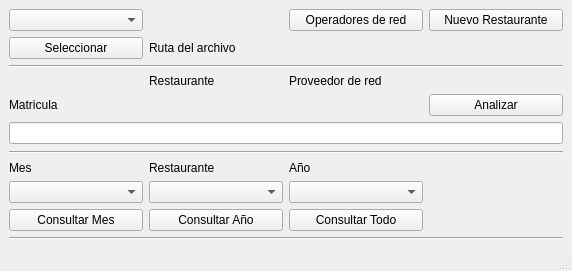
First picture: the form in plantillas/principal.ui, repository JhoanCarvajal/pdf, before the edit.
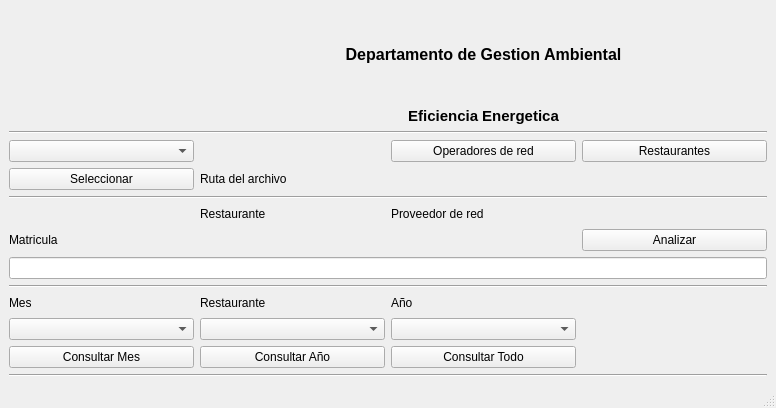
Second picture: the form after the edit. Icons and pictures are not drawn.

Commit message: cree crud para el restaurante y puse on_delete a todos los modelos, tambien agrege id_region al depa

What changed in the file:
```diff
--- a/plantillas/principal.ui
+++ b/plantillas/principal.ui
@@ -6,8 +6,8 @@
    <rect>
     <x>0</x>
     <y>0</y>
-    <width>572</width>
-    <height>271</height>
+    <width>776</width>
+    <height>408</height>
    </rect>
   </property>
   <property name="windowTitle">
@@ -15,160 +15,226 @@
   </property>
   <widget class="QWidget" name="centralwidget">
    <layout class="QGridLayout" name="gridLayout_2">
-    <item row="0" column="0">
+    <item row="1" column="0">
      <layout class="QGridLayout" name="gridLayout">
-      <item row="8" column="1">
-       <widget class="QLabel" name="lb_restaurante">
-        <property name="text">
-         <string>Restaurante</string>
+      <item row="14" column="0" colspan="4">
+       <widget class="Line" name="line_2">
+        <property name="orientation">
+         <enum>Qt::Horizontal</enum>
         </property>
        </widget>
       </item>
-      <item row="1" column="0">
-       <widget class="QPushButton" name="btn_seleccionar">
-        <property name="text">
-         <string>Seleccionar</string>
+      <item row="18" column="0" colspan="4">
+       <widget class="Line" name="line_3">
+        <property name="orientation">
+         <enum>Qt::Horizontal</enum>
         </property>
        </widget>
       </item>
-      <item row="3" column="2">
-       <widget class="QLabel" name="label_2">
-        <property name="text">
-         <string>Proveedor de red</string>
-        </property>
-       </widget>
-      </item>
-      <item row="0" column="3">
-       <widget class="QPushButton" name="btn_nuevo_restaurante">
-        <property name="text">
-         <string>Nuevo Restaurante</string>
-        </property>
-       </widget>
-      </item>
-      <item row="9" column="2">
+      <item row="16" column="2">
        <widget class="QComboBox" name="cb_anhos"/>
       </item>
-      <item row="1" column="1">
-       <widget class="QLabel" name="lb_ruta">
+      <item row="15" column="0">
+       <widget class="QLabel" name="lb_mes">
         <property name="text">
-         <string>Ruta del archivo</string>
+         <string>Mes</string>
         </property>
        </widget>
       </item>
-      <item row="9" column="0">
-       <widget class="QComboBox" name="cb_meses"/>
+      <item row="1" column="1" rowspan="5" colspan="3">
+       <widget class="QLabel" name="label_4">
+        <property name="font">
+         <font>
+          <pointsize>12</pointsize>
+          <weight>75</weight>
+          <bold>true</bold>
+         </font>
+        </property>
+        <property name="text">
+         <string>Departamento de Gestion Ambiental</string>
+        </property>
+        <property name="alignment">
+         <set>Qt::AlignCenter</set>
+        </property>
+       </widget>
       </item>
-      <item row="0" column="2">
+      <item row="8" column="2">
        <widget class="QPushButton" name="btn_operadores">
         <property name="text">
          <string>Operadores de red</string>
         </property>
        </widget>
       </item>
-      <item row="8" column="2">
+      <item row="13" column="0" colspan="4">
+       <widget class="QLineEdit" name="le_matricula">
+        <property name="focusPolicy">
+         <enum>Qt::StrongFocus</enum>
+        </property>
+        <property name="placeholderText">
+         <string/>
+        </property>
+       </widget>
+      </item>
+      <item row="17" column="2">
+       <widget class="QPushButton" name="btn_consultar_todo">
+        <property name="text">
+         <string>Consultar Todo</string>
+        </property>
+       </widget>
+      </item>
+      <item row="9" column="0">
+       <widget class="QPushButton" name="btn_seleccionar">
+        <property name="text">
+         <string>Seleccionar</string>
+        </property>
+       </widget>
+      </item>
+      <item row="12" column="2">
+       <widget class="QLabel" name="lb_nombre_operador">
+        <property name="text">
+         <string/>
+        </property>
+       </widget>
+      </item>
+      <item row="8" column="0">
+       <widget class="QComboBox" name="cb_operador"/>
+      </item>
+      <item row="15" column="2">
        <widget class="QLabel" name="lb_anho">
         <property name="text">
          <string>Año</string>
         </property>
        </widget>
       </item>
-      <item row="4" column="1">
+      <item row="9" column="1">
+       <widget class="QLabel" name="lb_ruta">
+        <property name="text">
+         <string>Ruta del archivo</string>
+        </property>
+       </widget>
+      </item>
+      <item row="12" column="1">
        <widget class="QLabel" name="lb_nombre_restaurante">
         <property name="text">
          <string/>
         </property>
        </widget>
       </item>
-      <item row="3" column="1">
-       <widget class="QLabel" name="label">
-        <property name="text">
-         <string>Restaurante</string>
-        </property>
-       </widget>
-      </item>
-      <item row="11" column="0" colspan="4">
-       <widget class="Line" name="line_3">
-        <property name="orientation">
-         <enum>Qt::Horizontal</enum>
-        </property>
-       </widget>
-      </item>
-      <item row="4" column="2">
-       <widget class="QLabel" name="lb_nombre_operador">
-        <property name="text">
-         <string/>
-        </property>
-       </widget>
-      </item>
-      <item row="8" column="0">
-       <widget class="QLabel" name="lb_mes">
-        <property name="text">
-         <string>Mes</string>
-        </property>
-       </widget>
-      </item>
-      <item row="10" column="2">
-       <widget class="QPushButton" name="btn_consultar_todo">
-        <property name="text">
-         <string>Consultar Todo</string>
-        </property>
-       </widget>
-      </item>
-      <item row="10" column="0">
+      <item row="17" column="0">
        <widget class="QPushButton" name="btn_consultar_mes">
         <property name="text">
          <string>Consultar Mes</string>
         </property>
        </widget>
       </item>
-      <item row="4" column="3">
+      <item row="6" column="1" colspan="3">
+       <widget class="QLabel" name="label_5">
+        <property name="font">
+         <font>
+          <pointsize>11</pointsize>
+          <weight>75</weight>
+          <bold>true</bold>
+         </font>
+        </property>
+        <property name="text">
+         <string>Eficiencia Energetica</string>
+        </property>
+        <property name="alignment">
+         <set>Qt::AlignCenter</set>
+        </property>
+       </widget>
+      </item>
+      <item row="8" column="3">
+       <widget class="QPushButton" name="btn_restaurantes">
+        <property name="text">
+         <string>Restaurantes</string>
+        </property>
+       </widget>
+      </item>
+      <item row="11" column="1">
+       <widget class="QLabel" name="label">
+        <property name="text">
+         <string>Restaurante</string>
+        </property>
+       </widget>
+      </item>
+      <item row="17" column="1">
+       <widget class="QPushButton" name="btn_consultar_anho">
+        <property name="text">
+         <string>Consultar Año</string>
+        </property>
+       </widget>
+      </item>
+      <item row="11" column="2">
+       <widget class="QLabel" name="label_2">
+        <property name="text">
+         <string>Proveedor de red</string>
+        </property>
+       </widget>
+      </item>
+      <item row="1" column="0" rowspan="6">
+       <widget class="QLabel" name="label_3">
+        <property name="minimumSize">
+         <size>
+          <width>40</width>
+          <height>10</height>
+         </size>
+        </property>
+        <property name="text">
+         <string/>
+        </property>
+        <property name="pixmap">
+         <pixmap>../../../../Pictures/frisbypng.png</pixmap>
+        </property>
+        <property name="scaledContents">
+         <bool>true</bool>
+        </property>
+       </widget>
+      </item>
+      <item row="16" column="0">
+       <widget class="QComboBox" name="cb_meses"/>
+      </item>
+      <item row="12" column="3">
        <widget class="QPushButton" name="btn_analizar">
         <property name="text">
          <string>Analizar</string>
         </property>
        </widget>
       </item>
-      <item row="2" column="0" colspan="4">
+      <item row="15" column="1">
+       <widget class="QLabel" name="lb_restaurante">
+        <property name="text">
+         <string>Restaurante</string>
+        </property>
+       </widget>
+      </item>
+      <item row="10" column="0" colspan="4">
        <widget class="Line" name="line">
         <property name="orientation">
          <enum>Qt::Horizontal</enum>
         </property>
        </widget>
       </item>
-      <item row="9" column="1">
-       <widget class="QComboBox" name="cb_restaurantes"/>
-      </item>
-      <item row="10" column="1">
-       <widget class="QPushButton" name="btn_consultar_anho">
-        <property name="text">
-         <string>Consultar Año</string>
-        </property>
-       </widget>
-      </item>
-      <item row="0" column="0">
-       <widget class="QComboBox" name="cb_operador"/>
-      </item>
-      <item row="6" column="0" rowspan="2" colspan="4">
-       <widget class="Line" name="line_2">
-        <property name="orientation">
-         <enum>Qt::Horizontal</enum>
-        </property>
-       </widget>
-      </item>
-      <item row="4" column="0">
+      <item row="12" column="0">
        <widget class="QLabel" name="lb_matricula">
         <property name="text">
          <string>Matricula</string>
         </property>
        </widget>
       </item>
-      <item row="5" column="0" colspan="4">
-       <widget class="QLineEdit" name="le_matricula">
-        <property name="focusPolicy">
-         <enum>Qt::StrongFocus</enum>
+      <item row="16" column="1">
+       <widget class="QComboBox" name="cb_restaurantes"/>
+      </item>
+      <item row="7" column="0" colspan="4">
+       <widget class="Line" name="line_4">
+        <property name="lineWidth">
+         <number>1</number>
         </property>
-        <property name="placeholderText">
-         <string/>
+        <property name="midLineWidth">
+         <number>0</number>
+        </property>
+        <property name="orientation">
+         <enum>Qt::Horizontal</enum>
         </property>
        </widget>
       </item>
```
Left out of the diff: 2 changed lines with no effect on the pictures. The commit also changes 10 other files.
